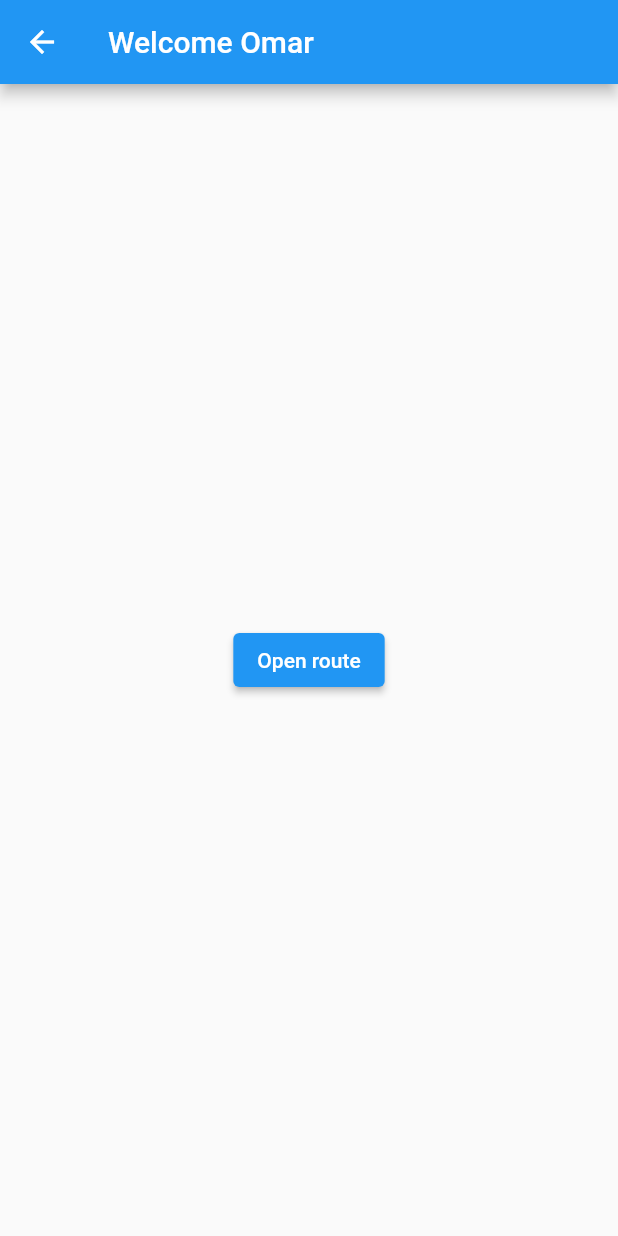
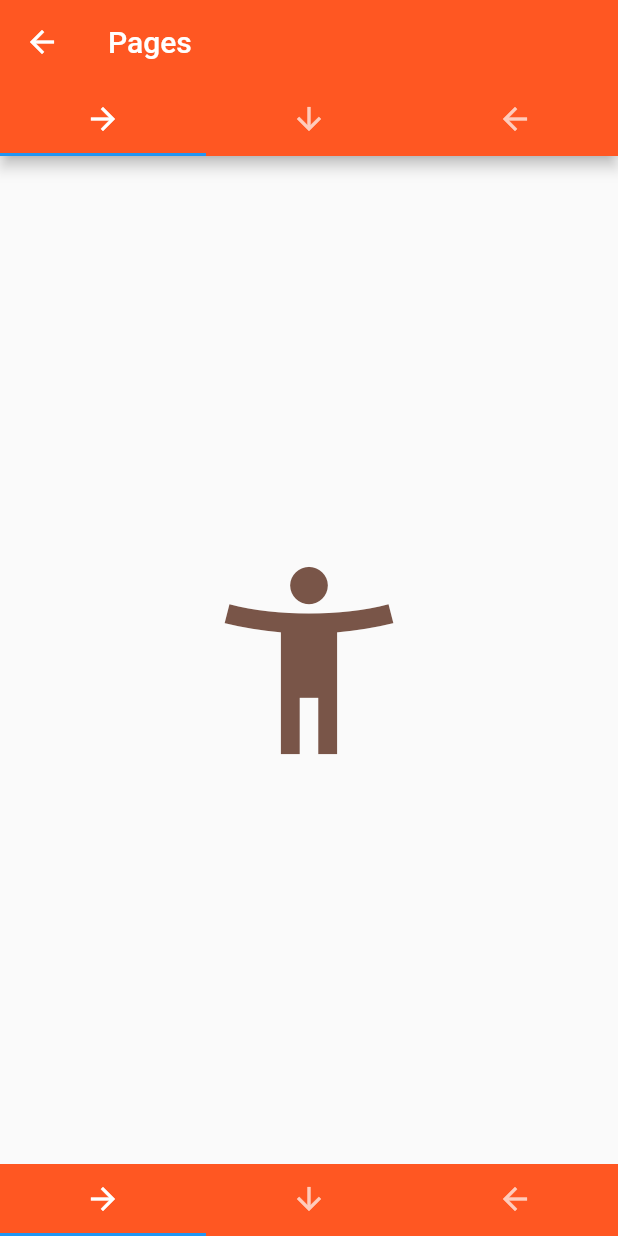
Before and after one commit to Ahmed-hassan99/HealthApp, a Flutter app: the screen it shows after launch, after a tap on "Login", on a phone screen of 412 x 824 dp. Run offline on Flutter 3.47's test engine with Material 2 defaults, Android fonts, the phone set to English and light mode, and no system bars.

Commit message:
Tabs pages added

```diff
--- /dev/null
+++ b/healthe/lib/FirstPage.dart
@@ -0,0 +1,13 @@
+import 'package:flutter/material.dart';
+
+class First extends StatelessWidget {
+
+  @override
+  Widget build(BuildContext context){
+    return new Container(
+      child: new Center(
+        child: new Icon(Icons.accessibility_new, size: 150.0, color: Colors.brown)
+      )
+    );
+  }
+}
--- /dev/null
+++ b/healthe/lib/SecondPage.dart
@@ -0,0 +1,13 @@
+import 'package:flutter/material.dart';
+
+class Second extends StatelessWidget {
+
+  @override
+  Widget build(BuildContext context){
+    return new Container(
+      child: new Center(
+        child: new Icon(Icons.favorite, size: 150.0, color: Colors.red)
+      )
+    );
+  }
+}
--- /dev/null
+++ b/healthe/lib/ThirdPage.dart
@@ -0,0 +1,13 @@
+import 'package:flutter/material.dart';
+
+class Third extends StatelessWidget {
+
+  @override
+  Widget build(BuildContext context){
+    return new Container(
+      child: new Center(
+        child: new Icon(Icons.local_pizza, size: 150.0, color: Colors.teal)
+      )
+    );
+  }
+}
--- a/healthe/lib/main.dart
+++ b/healthe/lib/main.dart
@@ -1,4 +1,7 @@
 import 'package:flutter/material.dart';
+import './FirstPage.dart' as first;
+import './SecondPage.dart' as second;
+import './ThirdPage.dart' as third;
 
 void main() => runApp(MyApp());
 
@@ -14,7 +17,7 @@ class MyApp extends StatelessWidget {
       ),
       home: MyHomePage(title: 'Flutter Login'),
       routes: {
-        "/page1": (_) => new FirstRoute(),
+        "/page1": (_) => new MyTabs(),
       },
     );
   }
@@ -22,25 +25,65 @@ class MyApp extends StatelessWidget {
 
 
 //After Login Page
-class FirstRoute extends StatelessWidget {
+
+class MyTabs extends StatefulWidget{
   @override
-  Widget build(BuildContext context) {
+  MyTabsState createState() => new MyTabsState();
+}
+
+class MyTabsState extends State<MyTabs> with SingleTickerProviderStateMixin{
+
+  TabController controller;
+
+  @override
+  void initState(){
+    super.initState();
+    controller = new TabController(vsync: this, length: 3);
+  }
+
+  @override
+  void dispose(){
+    controller.dispose();
+    super.dispose();
+  }
+
+  @override
+  Widget build(BuildContext context){
     return new Scaffold(
-      appBar: new AppBar(
-        title: new Text('Welcome Omar'),
-        automaticallyImplyLeading: true, //true shows button, false hides it
+      appBar: new AppBar(title: new Text("Pages"), backgroundColor: Colors.deepOrange,
+      bottom: new TabBar(
+          controller: controller,
+          tabs: <Tab>[
+            new Tab(icon: new Icon(Icons.arrow_forward)),
+            new Tab(icon: new Icon(Icons.arrow_downward)),
+            new Tab(icon: new Icon(Icons.arrow_back))
+          ]
+        )
       ),
-      body: Center(
-        child: ElevatedButton(
-          child: Text('Open route'),
-          onPressed: () {
-            // Navigate to second route when tapped.
-          },
-        ),
+      bottomNavigationBar: new Material(
+        color: Colors.deepOrange,
+        child: new TabBar(
+          controller: controller,
+          tabs: <Tab>[
+            new Tab(icon: new Icon(Icons.arrow_forward)),
+            new Tab(icon: new Icon(Icons.arrow_downward)),
+            new Tab(icon: new Icon(Icons.arrow_back))
+          ]
+        )
       ),
+      body: new TabBarView(
+        controller: controller,
+        children: <Widget>[
+          new first.First(),
+          new second.Second(),
+          new third.Third()
+        ]
+      )
     );
   }
 }
+
+
 
 class MyHomePage extends StatefulWidget {
   MyHomePage({Key key, this.title}) : super(key: key);
```
